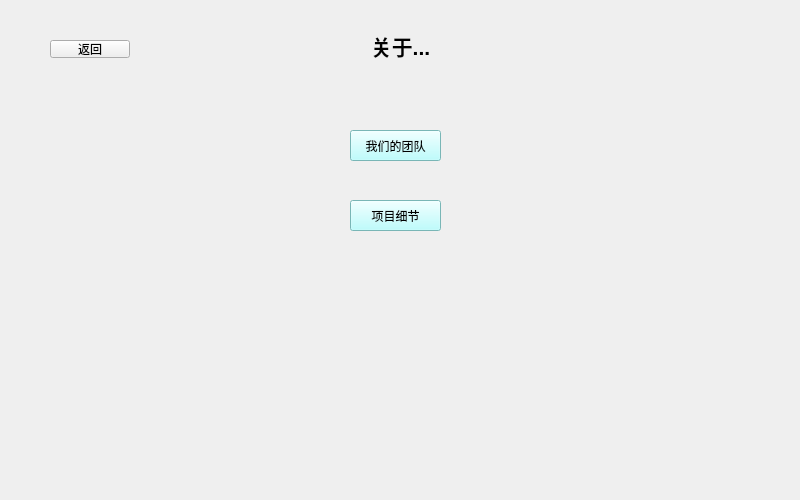
Old version of the form TomClock_QtCreator/screenUi/about.ui in the repository MeoRinLime/TomClock.
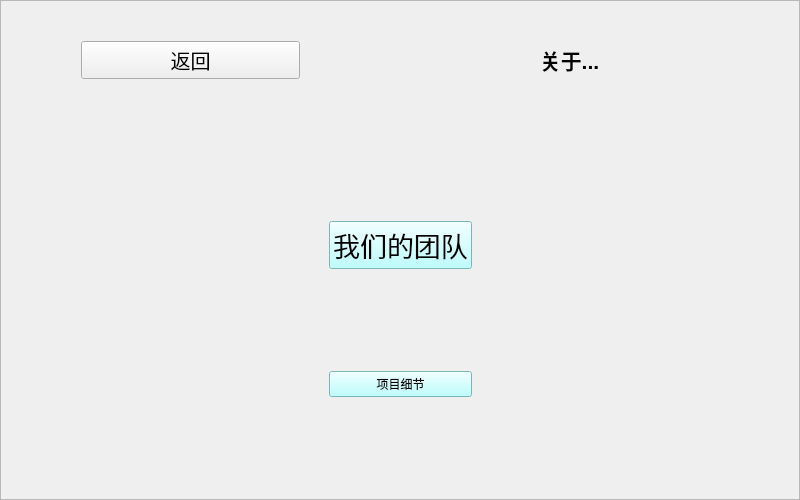
New version of the form. Icons and pictures are not drawn.

Commit message: 完成更换主题功能，完善项目页面

What changed in the file:
```diff
--- a/TomClock_QtCreator/screenUi/about.ui
+++ b/TomClock_QtCreator/screenUi/about.ui
@@ -23,71 +23,291 @@
    <iconset resource="../res.qrc">
     <normaloff>:/images/resourse/images/Icons/Main_Color/tomato1.png</normaloff>:/images/resourse/images/Icons/Main_Color/tomato1.png</iconset>
   </property>
-  <widget class="QPushButton" name="ourTeam">
-   <property name="geometry">
-    <rect>
-     <x>350</x>
-     <y>130</y>
-     <width>91</width>
-     <height>31</height>
-    </rect>
+  <property name="autoFillBackground">
+   <bool>false</bool>
+  </property>
+  <property name="styleSheet">
+   <string notr="true"/>
+  </property>
+  <layout class="QGridLayout" name="gridLayout_2">
+   <property name="leftMargin">
+    <number>0</number>
    </property>
-   <property name="styleSheet">
-    <string notr="true">background-color:rgb(170, 255, 255);
-font: 14pt &quot;隶书&quot;;
+   <property name="topMargin">
+    <number>0</number>
+   </property>
+   <property name="rightMargin">
+    <number>0</number>
+   </property>
+   <property name="bottomMargin">
+    <number>0</number>
+   </property>
+   <property name="spacing">
+    <number>0</number>
+   </property>
+   <item row="0" column="0">
+    <widget class="QFrame" name="frame">
+     <property name="styleSheet">
+      <string notr="true"/>
+     </property>
+     <property name="frameShape">
+      <enum>QFrame::StyledPanel</enum>
+     </property>
+     <property name="frameShadow">
+      <enum>QFrame::Raised</enum>
+     </property>
+     <layout class="QGridLayout" name="gridLayout">
+      <property name="leftMargin">
+       <number>0</number>
+      </property>
+      <property name="topMargin">
+       <number>0</number>
+      </property>
+      <property name="rightMargin">
+       <number>0</number>
+      </property>
+      <property name="bottomMargin">
+       <number>0</number>
+      </property>
+      <property name="spacing">
+       <number>0</number>
+      </property>
+      <item row="0" column="0">
+       <layout class="QVBoxLayout" name="verticalLayout_3">
+        <item>
+         <layout class="QHBoxLayout" name="horizontalLayout_2">
+          <item>
+           <layout class="QVBoxLayout" name="verticalLayout">
+            <item>
+             <spacer name="verticalSpacer_2">
+              <property name="orientation">
+               <enum>Qt::Vertical</enum>
+              </property>
+              <property name="sizeType">
+               <enum>QSizePolicy::Fixed</enum>
+              </property>
+              <property name="sizeHint" stdset="0">
+               <size>
+                <width>20</width>
+                <height>40</height>
+               </size>
+              </property>
+             </spacer>
+            </item>
+            <item>
+             <layout class="QHBoxLayout" name="horizontalLayout">
+              <item>
+               <spacer name="horizontalSpacer">
+                <property name="orientation">
+                 <enum>Qt::Horizontal</enum>
+                </property>
+                <property name="sizeType">
+                 <enum>QSizePolicy::Fixed</enum>
+                </property>
+                <property name="sizeHint" stdset="0">
+                 <size>
+                  <width>80</width>
+                  <height>20</height>
+                 </size>
+                </property>
+               </spacer>
+              </item>
+              <item>
+               <widget class="QPushButton" name="backToMain">
+                <property name="sizePolicy">
+                 <sizepolicy hsizetype="Minimum" vsizetype="Fixed">
+                  <horstretch>0</horstretch>
+                  <verstretch>0</verstretch>
+                 </sizepolicy>
+                </property>
+                <property name="font">
+                 <font>
+                  <pointsize>15</pointsize>
+                 </font>
+                </property>
+                <property name="text">
+                 <string>返回</string>
+                </property>
+               </widget>
+              </item>
+              <item>
+               <spacer name="horizontalSpacer_2">
+                <property name="orientation">
+                 <enum>Qt::Horizontal</enum>
+                </property>
+                <property name="sizeType">
+                 <enum>QSizePolicy::Fixed</enum>
+                </property>
+                <property name="sizeHint" stdset="0">
+                 <size>
+                  <width>80</width>
+                  <height>20</height>
+                 </size>
+                </property>
+               </spacer>
+              </item>
+             </layout>
+            </item>
+            <item>
+             <spacer name="verticalSpacer">
+              <property name="orientation">
+               <enum>Qt::Vertical</enum>
+              </property>
+              <property name="sizeType">
+               <enum>QSizePolicy::Fixed</enum>
+              </property>
+              <property name="sizeHint" stdset="0">
+               <size>
+                <width>20</width>
+                <height>40</height>
+               </size>
+              </property>
+             </spacer>
+            </item>
+           </layout>
+          </item>
+          <item>
+           <widget class="QLabel" name="label">
+            <property name="text">
+             <string>&lt;html&gt;&lt;head/&gt;&lt;body&gt;&lt;p align=&quot;center&quot;&gt;&lt;span style=&quot; font-size:16pt; font-weight:700;&quot;&gt;关于...&lt;/span&gt;&lt;/p&gt;&lt;/body&gt;&lt;/html&gt;</string>
+            </property>
+           </widget>
+          </item>
+          <item>
+           <spacer name="horizontalSpacer_3">
+            <property name="orientation">
+             <enum>Qt::Horizontal</enum>
+            </property>
+            <property name="sizeType">
+             <enum>QSizePolicy::Preferred</enum>
+            </property>
+            <property name="sizeHint" stdset="0">
+             <size>
+              <width>40</width>
+              <height>20</height>
+             </size>
+            </property>
+           </spacer>
+          </item>
+         </layout>
+        </item>
+        <item>
+         <layout class="QHBoxLayout" name="horizontalLayout_3">
+          <item>
+           <spacer name="horizontalSpacer_5">
+            <property name="orientation">
+             <enum>Qt::Horizontal</enum>
+            </property>
+            <property name="sizeHint" stdset="0">
+             <size>
+              <width>40</width>
+              <height>20</height>
+             </size>
+            </property>
+           </spacer>
+          </item>
+          <item>
+           <layout class="QVBoxLayout" name="verticalLayout_2">
+            <item>
+             <spacer name="verticalSpacer_4">
+              <property name="orientation">
+               <enum>Qt::Vertical</enum>
+              </property>
+              <property name="sizeHint" stdset="0">
+               <size>
+                <width>20</width>
+                <height>40</height>
+               </size>
+              </property>
+             </spacer>
+            </item>
+            <item>
+             <widget class="QPushButton" name="ourTeam">
+              <property name="font">
+               <font>
+                <family>隶书</family>
+                <pointsize>20</pointsize>
+                <italic>false</italic>
+                <bold>false</bold>
+               </font>
+              </property>
+              <property name="styleSheet">
+               <string notr="true">background-color:rgb(170, 255, 255);
+font: 20pt &quot;隶书&quot;;
 alternate-background-color: qlineargradient(spread:pad, x1:0, y1:0, x2:1, y2:0, stop:0 rgba(0, 0, 0, 255), stop:1 rgba(255, 255, 255, 255));
 
 </string>
-   </property>
-   <property name="text">
-    <string>我们的团队</string>
-   </property>
-  </widget>
-  <widget class="QPushButton" name="backToMain">
-   <property name="geometry">
-    <rect>
-     <x>50</x>
-     <y>40</y>
-     <width>80</width>
-     <height>18</height>
-    </rect>
-   </property>
-   <property name="text">
-    <string>返回</string>
-   </property>
-  </widget>
-  <widget class="QLabel" name="label">
-   <property name="geometry">
-    <rect>
-     <x>360</x>
-     <y>30</y>
-     <width>81</width>
-     <height>31</height>
-    </rect>
-   </property>
-   <property name="text">
-    <string>&lt;html&gt;&lt;head/&gt;&lt;body&gt;&lt;p align=&quot;center&quot;&gt;&lt;span style=&quot; font-size:16pt; font-weight:700;&quot;&gt;关于...&lt;/span&gt;&lt;/p&gt;&lt;/body&gt;&lt;/html&gt;</string>
-   </property>
-  </widget>
-  <widget class="QPushButton" name="github">
-   <property name="geometry">
-    <rect>
-     <x>350</x>
-     <y>200</y>
-     <width>91</width>
-     <height>31</height>
-    </rect>
-   </property>
-   <property name="styleSheet">
-    <string notr="true">background-color:rgb(170, 255, 255);
-font: 14pt &quot;隶书&quot;;
+              </property>
+              <property name="text">
+               <string>我们的团队</string>
+              </property>
+             </widget>
+            </item>
+            <item>
+             <spacer name="verticalSpacer_3">
+              <property name="orientation">
+               <enum>Qt::Vertical</enum>
+              </property>
+              <property name="sizeHint" stdset="0">
+               <size>
+                <width>20</width>
+                <height>40</height>
+               </size>
+              </property>
+             </spacer>
+            </item>
+            <item>
+             <widget class="QPushButton" name="github">
+              <property name="styleSheet">
+               <string notr="true">background-color:rgb(170, 255, 255);
+font: 20pt &quot;隶书&quot;;
 alternate-background-color: qlineargradient(spread:pad, x1:0, y1:0, x2:1, y2:0, stop:0 rgba(0, 0, 0, 255), stop:1 rgba(255, 255, 255, 255));
 </string>
-   </property>
-   <property name="text">
-    <string>项目细节</string>
-   </property>
-  </widget>
+              </property>
+              <property name="text">
+               <string>项目细节</string>
+              </property>
+              <property name="flat">
+               <bool>false</bool>
+              </property>
+             </widget>
+            </item>
+            <item>
+             <spacer name="verticalSpacer_5">
+              <property name="orientation">
+               <enum>Qt::Vertical</enum>
+              </property>
+              <property name="sizeHint" stdset="0">
+               <size>
+                <width>20</width>
+                <height>40</height>
+               </size>
+              </property>
+             </spacer>
+            </item>
+           </layout>
+          </item>
+          <item>
+           <spacer name="horizontalSpacer_4">
+            <property name="orientation">
+             <enum>Qt::Horizontal</enum>
+            </property>
+            <property name="sizeHint" stdset="0">
+             <size>
+              <width>40</width>
+              <height>20</height>
+             </size>
+            </property>
+           </spacer>
+          </item>
+         </layout>
+        </item>
+       </layout>
+      </item>
+     </layout>
+    </widget>
+   </item>
+  </layout>
  </widget>
  <resources>
   <include location="../res.qrc"/>
```
The commit also changes 22 other files.
